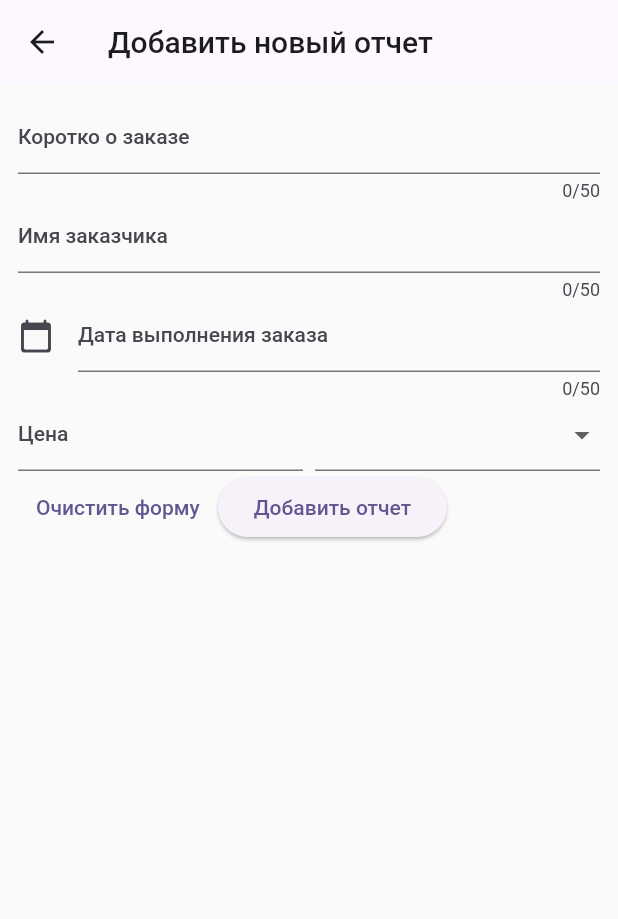
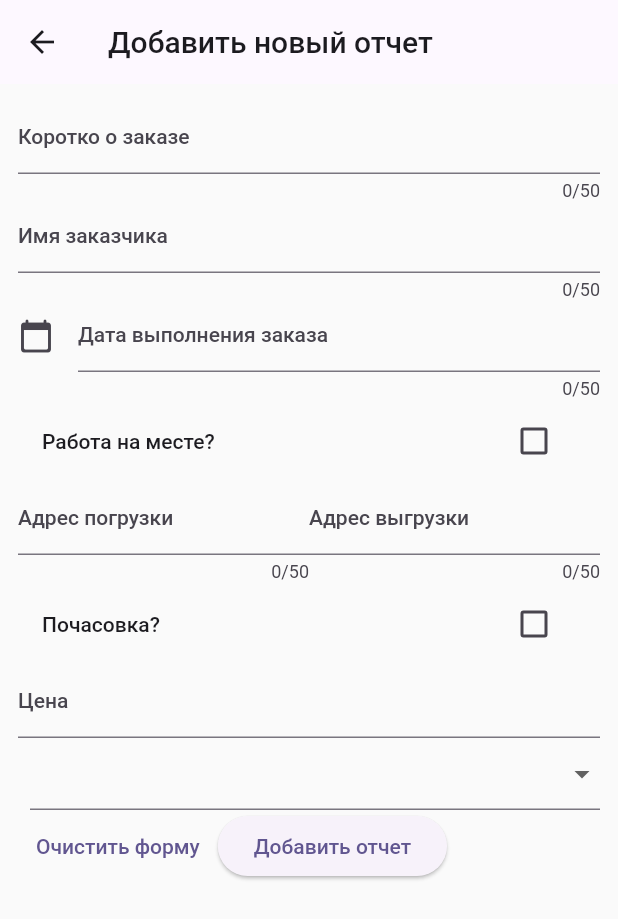
Before and after one commit to 132u/reports, a Flutter app: the NewReport screen opened directly, on a phone screen of 412 x 824 dp. Shown: the top 919 px of the screen. Run offline on Flutter 3.47's test engine with Material 2 defaults, Android fonts, the phone set to English and light mode, and no system bars; our stand-ins replace cloud_firestore, firebase_auth, firebase_core, firebase_storage, image_picker; accounts and stored records are empty.

Commit message:
looks good

```diff
--- a/lib/widgets/new_report.dart
+++ b/lib/widgets/new_report.dart
@@ -4,6 +4,8 @@ import 'package:chat_app/models/report.dart';
 import 'package:chat_app/widgets/reports_list.dart';
 import 'package:cloud_firestore/cloud_firestore.dart';
 import 'package:firebase_auth/firebase_auth.dart';
+import 'package:flutter/cupertino.dart';
+import 'package:flutter/cupertino.dart';
 import 'package:flutter/material.dart';
 import 'package:intl/intl.dart';
 
@@ -21,8 +23,12 @@ class _NewReportState extends State<NewReport> {
   var _enteredCustomerName;
   var _enteredStartDate;
   var _enteredPrice;
+  var _enteredStartAdrees;
+  var _enteredEndAdrees;
   String? _selectedPaymentType;
   bool _isMoneyWithme = false;
+  bool _isOnPlaceWork = false;
+  bool _isHourWork = false;
   TextEditingController _startDateController = TextEditingController();
   DatabaseService service = DatabaseService();
   final _formKey = GlobalKey<FormState>();
@@ -51,7 +57,7 @@ class _NewReportState extends State<NewReport> {
   }
 
   List<String> howHasMoney = ["у меня", "у Виктора"];
-  Widget? _showWhoHasMoney() {
+  Widget _showWhoHasMoney() {
     if (_selectedPaymentType == PaymentType.cash.toString().split('.')[1]) {
       return Expanded(
           child: DropdownButtonFormField(
@@ -69,7 +75,155 @@ class _NewReportState extends State<NewReport> {
                 }
               }));
     }
-    return null;
+    return SizedBox();
+  }
+
+  Widget _showHoursPrices() {
+    if (_isHourWork) {
+      return Row(
+        //адреса
+        children: [
+          Expanded(
+            child: TextFormField(
+              onSaved: (value) {
+                _enteredStartAdrees = value;
+              },
+              maxLength: 2,
+              decoration: const InputDecoration(
+                label: Text('Сколько часов?'),
+              ),
+              validator: (value) {
+                if (value == null || value.trim().isEmpty) {
+                  return 'Заполните пожалуйста колчисевто часов :)';
+                }
+                return null;
+              },
+            ),
+          ),
+          Expanded(
+            child: TextFormField(
+              onSaved: (value) {
+                _enteredEndAdrees = value;
+              },
+              maxLength: 50,
+              decoration: const InputDecoration(
+                label: Text('Цена за час'),
+              ),
+              validator: (value) {
+                if (value == null || value.trim().isEmpty) {
+                  return 'Заполните пожалуйста цену за час :)';
+                }
+                return null;
+              },
+            ),
+          ),
+        ],
+      );
+    }
+    return Row(children: [
+      Expanded(
+        child: TextFormField(
+          onSaved: (value) {
+            _enteredPrice = value;
+          },
+          keyboardType: TextInputType.number,
+          decoration: const InputDecoration(
+            label: Text('Цена'),
+          ),
+          validator: (value) {
+            if (value == null ||
+                value.trim().isEmpty ||
+                int.tryParse(value) == null) {
+              return 'Заполните пожалуйста поле Цена :)';
+            }
+            return null;
+          },
+        ),
+      ),
+    ]);
+  }
+
+  Widget _showPaymentTypeAndWhoHasMoney() {
+   return  Expanded(
+                      child: DropdownButtonFormField(
+                          items: PaymentType.values
+                              .map((e) => DropdownMenuItem(
+                                    child: Text(e.toString().split('.')[1]),
+                                    value: e.toString().split('.')[1],
+                                  ))
+                              .toList(),
+                          onChanged: (value) {
+                            setState(() {
+                              _selectedPaymentType = value;
+                            });
+                          }),
+                    );
+  }
+
+  Widget _showAddresses() {
+    if (!_isOnPlaceWork) {
+      return Row(
+        //адреса
+        children: [
+          Expanded(
+            child: TextFormField(
+              onSaved: (value) {
+                _enteredStartAdrees = value;
+              },
+              maxLength: 50,
+              decoration: const InputDecoration(
+                label: Text('Адрес погрузки'),
+              ),
+              validator: (value) {
+                if (value == null || value.trim().isEmpty) {
+                  return 'Заполните пожалуйста адрес погрузки :)';
+                }
+                return null;
+              },
+            ),
+          ),
+          Expanded(
+            child: TextFormField(
+              onSaved: (value) {
+                _enteredEndAdrees = value;
+              },
+              maxLength: 50,
+              decoration: const InputDecoration(
+                label: Text('Адрес выгрузки'),
+              ),
+              validator: (value) {
+                if (value == null || value.trim().isEmpty) {
+                  return 'Заполните пожалуйста адрес выгрузки :)';
+                }
+                return null;
+              },
+            ),
+          ),
+        ],
+      );
+    }
+    return Row(
+      //адреса
+      children: [
+        Expanded(
+          child: TextFormField(
+            onSaved: (value) {
+              _enteredStartAdrees = value;
+            },
+            maxLength: 50,
+            decoration: const InputDecoration(
+              label: Text('Адрес'),
+            ),
+            validator: (value) {
+              if (value == null || value.trim().isEmpty) {
+                return 'Заполните пожалуйста адрес :)';
+              }
+              return null;
+            },
+          ),
+        ),
+      ],
+    );
   }
 
   @override
@@ -121,8 +275,10 @@ class _NewReportState extends State<NewReport> {
                     DateTime? pickedDate = await showDatePicker(
                         context: context,
                         initialDate: DateTime.now(),
-                        firstDate: DateTime.now().add(const Duration(days: -120)),
-                        lastDate: DateTime.now().add(const Duration(days: 120)));
+                        firstDate:
+                            DateTime.now().add(const Duration(days: -120)),
+                        lastDate:
+                            DateTime.now().add(const Duration(days: 120)));
                     _startDateController.text =
                         "${pickedDate!.day}-${pickedDate.month}-${pickedDate.year}"; //pickedDate!.toString();// DateFormat.yMMMd().format(pickedDate!);
                   },
@@ -141,45 +297,69 @@ class _NewReportState extends State<NewReport> {
                     return null;
                   },
                 ),
+                CheckboxListTile(
+                  title: Text("Работа на месте?"),
+                  value: _isOnPlaceWork,
+                  onChanged: (value) {
+                    setState(() {
+                      _isOnPlaceWork = value!;
+                    });
+                  },
+                  // controlAffinity: ListTileControlAffinity.leading,  //  <-- leading Checkbox
+                ),
+                _showAddresses(),
+                CheckboxListTile(
+                  title: Text("Почасовка?"),
+                  value: _isHourWork,
+                  onChanged: (value) {
+                    setState(() {
+                      _isHourWork = value!;
+                    });
+                  },
+                  // controlAffinity: ListTileControlAffinity.leading,  //  <-- leading Checkbox
+                ),
+                _showHoursPrices(),
                 Row(
                   children: [
-                    Expanded(
-                      child: TextFormField(
-                        onSaved: (value) {
-                          _enteredPrice = value;
-                        },
-                        keyboardType: TextInputType.number,
-                        decoration: const InputDecoration(
-                          label: Text('Цена'),
-                        ),
-                        validator: (value) {
-                          if (value == null ||
-                              value.trim().isEmpty ||
-                              int.tryParse(value) == null) {
-                            return 'Заполните пожалуйста поле Цена :)';
-                          }
-                          return null;
-                        },
-                      ),
-                    ),
+                    // Expanded(
+                    //   child: TextFormField(
+                    //     onSaved: (value) {
+                    //       _enteredPrice = value;
+                    //     },
+                    //     keyboardType: TextInputType.number,
+                    //     decoration: const InputDecoration(
+                    //       label: Text('Цена'),
+                    //     ),
+                    //     validator: (value) {
+                    //       if (value == null ||
+                    //           value.trim().isEmpty ||
+                    //           int.tryParse(value) == null) {
+                    //         return 'Заполните пожалуйста поле Цена :)';
+                    //       }
+                    //       return null;
+                    //     },
+                    //   ),
+                    // ),
                     const SizedBox(
                       width: 8,
                     ),
-                    Expanded(
-                      child: DropdownButtonFormField(
-                          items: PaymentType.values
-                              .map((e) => DropdownMenuItem(
-                                    child: Text(e.toString().split('.')[1]),
-                                    value: e.toString().split('.')[1],
-                                  ))
-                              .toList(),
-                          onChanged: (value) {
-                            setState(() {
-                              _selectedPaymentType = value;
-                            });
-                          }),
-                    ),
+                    _showPaymentTypeAndWhoHasMoney(),
                     Container(child: _showWhoHasMoney())
+                    // Expanded(
+                    //   child: DropdownButtonFormField(
+                    //       items: PaymentType.values
+                    //           .map((e) => DropdownMenuItem(
+                    //                 child: Text(e.toString().split('.')[1]),
+                    //                 value: e.toString().split('.')[1],
+                    //               ))
+                    //           .toList(),
+                    //       onChanged: (value) {
+                    //         setState(() {
+                    //           _selectedPaymentType = value;
+                    //         });
+                    //       }),
+                    // ),
+                    //Container(child: _showWhoHasMoney())
                   ],
                 ),
                 Row(
```
